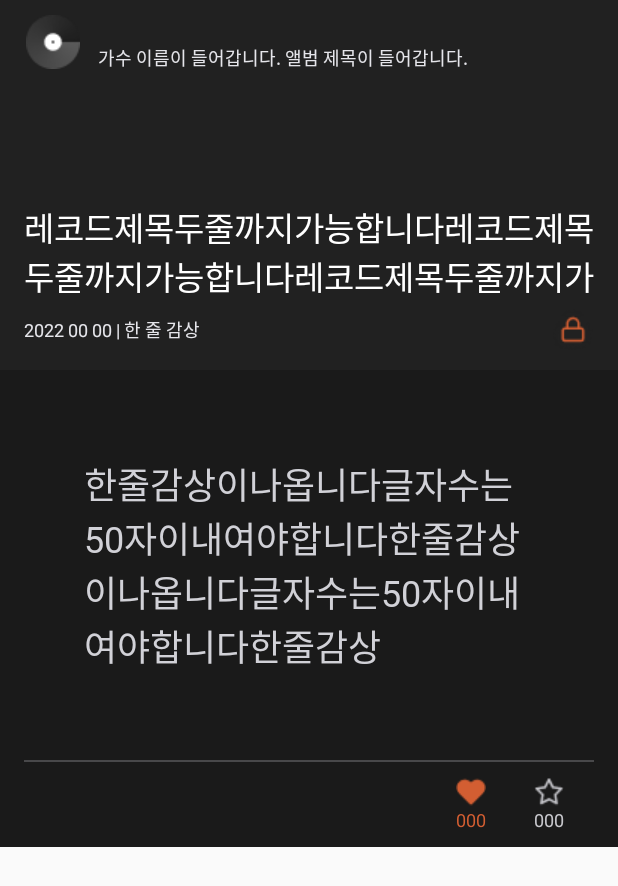
After one commit to CMC-9th-INFINITY/omos-aos, an Android app: the layout list_detail_category_item.xml on its own in the app's theme, with its tools: preview values and no code run, on a phone screen of 412 x 824 dp. The commit adds this screen. Shown: the top 886 px of the screen. Run offline under Robolectric (Android 15) with nearby library versions, the phone set to English and light mode, and no system bars.

Commit message:
Complete Detail Category Activity

```diff
--- a/app/src/main/java/com/infinity/omos/CategoryActivity.kt
+++ b/app/src/main/java/com/infinity/omos/CategoryActivity.kt
@@ -3,7 +3,15 @@ package com.infinity.omos
 import androidx.appcompat.app.AppCompatActivity
 import android.os.Bundle
 import android.view.MenuItem
+import androidx.recyclerview.widget.LinearLayoutManager
+import com.infinity.omos.adapters.DetailCategoryListAdapter
+import com.infinity.omos.adapters.MyRecordListAdapter
+import com.infinity.omos.data.MyRecord
+import com.infinity.omos.ui.AllRecordFragment
+import com.infinity.omos.viewmodels.SharedViewModel
+import kotlinx.android.synthetic.main.activity_category.*
 import kotlinx.android.synthetic.main.activity_register.*
+import kotlinx.android.synthetic.main.activity_register.toolbar
 
 class CategoryActivity : AppCompatActivity() {
     override fun onCreate(savedInstanceState: Bundle?) {
@@ -12,6 +20,32 @@ class CategoryActivity : AppCompatActivity() {
 
         var category = intent.getStringExtra("category")
         initToolBar(category!!)
+
+        // 카테고리 Record 가져오기
+        var record: List<MyRecord>
+        when (category) {
+            resources.getString(R.string.category1) -> {
+                record = AllRecordFragment.oneLineRecord
+            }
+            resources.getString(R.string.category2) -> {
+                record = AllRecordFragment.myOstRecord
+            }
+            resources.getString(R.string.category3) -> {
+                record = AllRecordFragment.myStoryRecord
+            }
+            resources.getString(R.string.category4) -> {
+                record = AllRecordFragment.interpretRecord
+            }
+            else -> {
+                record = AllRecordFragment.freeRecord
+            }
+        }
+
+        val mAdapter = DetailCategoryListAdapter(this, record)
+        recyclerView.apply{
+            adapter = mAdapter
+            layoutManager = LinearLayoutManager(context)
+        }
     }
 
     private fun initToolBar(category: String){
--- /dev/null
+++ b/app/src/main/java/com/infinity/omos/adapters/DetailCategoryListAdapter.kt
@@ -0,0 +1,56 @@
+package com.infinity.omos.adapters
+
+import android.content.Context
+import android.view.LayoutInflater
+import android.view.ViewGroup
+import androidx.recyclerview.widget.DiffUtil
+import androidx.recyclerview.widget.ListAdapter
+import androidx.recyclerview.widget.RecyclerView
+import com.infinity.omos.data.MyRecord
+import com.infinity.omos.databinding.ListDetailCategoryItemBinding
+
+class DetailCategoryListAdapter internal constructor(context: Context, myRecord: List<MyRecord>?):
+    ListAdapter<MyRecord, DetailCategoryListAdapter.ViewHolder>(
+        DetailCategoryDiffUtil
+    ){
+
+    private val inflater: LayoutInflater = LayoutInflater.from(context)
+    private val context = context
+    private var record = myRecord
+
+    override fun onCreateViewHolder(parent: ViewGroup, viewType: Int): ViewHolder {
+        var binding = ListDetailCategoryItemBinding.inflate(inflater, parent, false)
+
+        return ViewHolder(binding)
+    }
+
+    override fun onBindViewHolder(holder: ViewHolder, position: Int) {
+        val record = record!![position]
+        holder.bind(record)
+    }
+
+    inner class ViewHolder(private val binding: ListDetailCategoryItemBinding): RecyclerView.ViewHolder(binding.root){
+        fun bind(record: MyRecord){
+            binding.data = record
+            binding.executePendingBindings()
+        }
+    }
+
+    override fun getItemCount(): Int {
+        return if (record != null){
+            record!!.size
+        } else
+            super.getItemCount()
+    }
+
+    companion object DetailCategoryDiffUtil: DiffUtil.ItemCallback<MyRecord>(){
+        override fun areItemsTheSame(oldItem: MyRecord, newItem: MyRecord): Boolean {
+            //각 아이템들의 고유한 값을 비교해야 한다.
+            return oldItem==newItem
+        }
+
+        override fun areContentsTheSame(oldItem: MyRecord, newItem: MyRecord): Boolean {
+            return oldItem==newItem
+        }
+    }
+}
--- a/app/src/main/java/com/infinity/omos/data/AllRecords.kt
+++ b/app/src/main/java/com/infinity/omos/data/AllRecords.kt
@@ -1,6 +1,7 @@
 package com.infinity.omos.data
 
 import com.google.gson.annotations.SerializedName
+import java.io.Serializable
 
 data class AllRecords(
     @SerializedName("title") val title: String,
--- a/app/src/main/java/com/infinity/omos/data/MyRecord.kt
+++ b/app/src/main/java/com/infinity/omos/data/MyRecord.kt
@@ -1,10 +1,14 @@
 package com.infinity.omos.data
 
+import android.os.Parcel
+import android.os.Parcelable
 import com.google.gson.annotations.SerializedName
+import java.io.Serializable
 
 /**
  *  수정 필요
  */
+
 data class MyRecord(
     @SerializedName("title") val title: String,
     @SerializedName("original_title") val contents: String,
--- a/app/src/main/java/com/infinity/omos/ui/AllRecordsFragment.kt
+++ b/app/src/main/java/com/infinity/omos/ui/AllRecordsFragment.kt
@@ -47,6 +47,7 @@ class AllRecordFragment : Fragment() {
         // 한 줄 감상 데이터 관찰
         viewModel.oneLineRecord.observe(viewLifecycleOwner, Observer { record ->
             record?.let {
+                oneLineRecord = it // Category Activity 에서 사용하기 위함
                 mAdapter.updateCategory(it, 0)
             }
         })
@@ -54,6 +55,7 @@ class AllRecordFragment : Fragment() {
         // 내 인생의 OST 데이터 관찰
         viewModel.myOstRecord.observe(viewLifecycleOwner, Observer { record ->
             record?.let {
+                myOstRecord = it
                 mAdapter.updateCategory(it, 1)
             }
         })
@@ -61,6 +63,7 @@ class AllRecordFragment : Fragment() {
         // 노래 속 나의 이야기 데이터 관찰
         viewModel.myStoryRecord.observe(viewLifecycleOwner, Observer { record ->
             record?.let {
+                myStoryRecord = it
                 mAdapter.updateCategory(it, 2)
             }
         })
@@ -68,6 +71,7 @@ class AllRecordFragment : Fragment() {
         // 나만의 가사해석 데이터 관찰
         viewModel.interpretRecord.observe(viewLifecycleOwner, Observer { record ->
             record?.let {
+                interpretRecord = it
                 mAdapter.updateCategory(it, 3)
             }
         })
@@ -75,6 +79,7 @@ class AllRecordFragment : Fragment() {
         // 자유 공간 데이터 관찰
         viewModel.freeRecord.observe(viewLifecycleOwner, Observer { record ->
             record?.let {
+                freeRecord = it
                 mAdapter.updateCategory(it, 4)
             }
         })
@@ -91,4 +96,12 @@ class AllRecordFragment : Fragment() {
             AllRecords(resources.getString(R.string.category5), null)
         )
     }
+
+    companion object{
+        var oneLineRecord = emptyList<MyRecord>()
+        var myOstRecord = emptyList<MyRecord>()
+        var myStoryRecord = emptyList<MyRecord>()
+        var interpretRecord = emptyList<MyRecord>()
+        var freeRecord = emptyList<MyRecord>()
+    }
 }
--- a/app/src/main/java/com/infinity/omos/ui/MyRecordFragment.kt
+++ b/app/src/main/java/com/infinity/omos/ui/MyRecordFragment.kt
@@ -35,14 +35,14 @@ class MyRecordFragment : Fragment() {
             binding.lifecycleOwner = this
         }
 
-        val mAdapter = MyRecordListAdapter(context!!)
+        val mAdapter = MyRecordListAdapter(requireContext())
         binding.recyclerView.apply{
             adapter = mAdapter
             layoutManager = LinearLayoutManager(activity)
         }
 
         // 레코드가 비었을 때 확인,
-        viewModel.isEmpty.observe(this, Observer { state ->
+        viewModel.isEmpty.observe(viewLifecycleOwner, Observer { state ->
             state?.let {
                 if (it){
                     binding.lnNorecord.visibility = View.VISIBLE
--- a/app/src/main/res/layout/activity_category.xml
+++ b/app/src/main/res/layout/activity_category.xml
@@ -1,9 +1,10 @@
 <?xml version="1.0" encoding="utf-8"?>
-<androidx.constraintlayout.widget.ConstraintLayout xmlns:android="http://schemas.android.com/apk/res/android"
+<LinearLayout xmlns:android="http://schemas.android.com/apk/res/android"
     xmlns:app="http://schemas.android.com/apk/res-auto"
     xmlns:tools="http://schemas.android.com/tools"
     android:layout_width="match_parent"
     android:layout_height="match_parent"
+    android:orientation="vertical"
     tools:context=".CategoryActivity"
     android:background="@color/dark">
 
@@ -18,4 +19,10 @@
         android:background="@color/dark"
         app:theme="@style/ToolbarColoredBackArrow"/>
 
-</androidx.constraintlayout.widget.ConstraintLayout>
+    <androidx.recyclerview.widget.RecyclerView
+        android:id="@+id/recyclerView"
+        android:layout_width="match_parent"
+        android:layout_height="wrap_content"
+        tools:listitem="@layout/list_detail_category_item"/>
+
+</LinearLayout>
--- /dev/null
+++ b/app/src/main/res/layout/list_detail_category_item.xml
@@ -0,0 +1,203 @@
+<?xml version="1.0" encoding="utf-8"?>
+<layout xmlns:android="http://schemas.android.com/apk/res/android"
+    xmlns:app="http://schemas.android.com/apk/res-auto">
+
+    <data>
+        <variable
+            name="data"
+            type="com.infinity.omos.data.MyRecord" />
+    </data>
+
+    <LinearLayout
+        android:layout_width="match_parent"
+        android:layout_height="wrap_content"
+        android:orientation="vertical"
+        android:background="@color/dark">
+
+        <LinearLayout
+            android:layout_width="match_parent"
+            android:layout_height="wrap_content"
+            android:orientation="horizontal"
+            android:paddingVertical="10dp"
+            android:paddingHorizontal="17dp">
+
+            <ImageView
+                android:layout_width="wrap_content"
+                android:layout_height="wrap_content"
+                android:layout_marginRight="12dp"
+                android:src="@drawable/ic_album_cover_detail"/>
+
+            <LinearLayout
+                android:layout_width="wrap_content"
+                android:layout_height="wrap_content"
+                android:orientation="vertical">
+
+                <TextView
+                    android:id="@+id/tv_music_title"
+                    android:layout_width="wrap_content"
+                    android:layout_height="wrap_content"
+                    android:text="@{data.title}"
+                    android:textSize="14sp"
+                    android:textColor="@color/white"/>
+
+                <TextView
+                    android:id="@+id/tv_artist"
+                    android:layout_width="wrap_content"
+                    android:layout_height="wrap_content"
+                    android:text="가수 이름이 들어갑니다. 앨범 제목이 들어갑니다."
+                    android:textSize="12sp"
+                    android:textColor="@color/gray_01"/>
+
+            </LinearLayout>
+
+        </LinearLayout>
+
+        <androidx.constraintlayout.widget.ConstraintLayout
+            android:id="@+id/constraint"
+            android:layout_width="match_parent"
+            android:layout_height="wrap_content"
+            android:paddingHorizontal="16dp"
+            android:paddingVertical="8dp">
+
+            <TextView
+                android:id="@+id/tv_record_title"
+                android:layout_width="wrap_content"
+                android:layout_height="wrap_content"
+                android:layout_marginTop="70dp"
+                android:layout_marginBottom="10dp"
+                android:text="레코드제목두줄까지가능합니다레코드제목두줄까지가능합니다레코드제목두줄까지가능합니다"
+                android:textSize="22sp"
+                android:textColor="@color/white"
+                android:maxLines="2"
+                app:layout_constraintTop_toTopOf="parent"
+                app:layout_constraintStart_toStartOf="parent"
+                app:layout_constraintEnd_toEndOf="parent"
+                app:layout_constraintBottom_toTopOf="@id/linear"/>
+
+            <LinearLayout
+                android:id="@+id/linear"
+                android:layout_width="wrap_content"
+                android:layout_height="wrap_content"
+                android:orientation="horizontal"
+                android:layout_marginBottom="10dp"
+                app:layout_constraintStart_toStartOf="parent"
+                app:layout_constraintBottom_toBottomOf="parent">
+
+                <TextView
+                    android:id="@+id/tv_date"
+                    android:layout_width="wrap_content"
+                    android:layout_height="wrap_content"
+                    android:text="2022 00 00"
+                    android:textSize="12sp"
+                    android:textColor="@color/gray_01"/>
+
+                <TextView
+                    android:layout_width="wrap_content"
+                    android:layout_height="wrap_content"
+                    android:text=" | "
+                    android:textSize="12sp"
+                    android:textColor="@color/gray_01"/>
+
+                <TextView
+                    android:id="@+id/tv_category"
+                    android:layout_width="wrap_content"
+                    android:layout_height="wrap_content"
+                    android:text="한 줄 감상"
+                    android:textSize="12sp"
+                    android:textColor="@color/gray_01"/>
+
+            </LinearLayout>
+
+            <ImageView
+                android:layout_width="wrap_content"
+                android:layout_height="wrap_content"
+                android:src="@drawable/ic_private"
+                app:layout_constraintTop_toBottomOf="@id/tv_record_title"
+                app:layout_constraintEnd_toEndOf="parent"
+                app:layout_constraintBottom_toBottomOf="parent"/>
+
+        </androidx.constraintlayout.widget.ConstraintLayout>
+
+        <LinearLayout
+            android:layout_width="match_parent"
+            android:layout_height="wrap_content"
+            android:orientation="vertical"
+            android:paddingHorizontal="16dp"
+            android:background="@color/deep_dark">
+
+            <TextView
+                android:id="@+id/record_contents"
+                android:layout_width="wrap_content"
+                android:layout_height="wrap_content"
+                android:paddingHorizontal="40dp"
+                android:paddingVertical="58dp"
+                android:text="한줄감상이나옵니다글자수는50자이내여야합니다한줄감상이나옵니다글자수는50자이내여야합니다한줄감상"
+                android:textSize="24sp"
+                android:textColor="@color/gray_02"
+                android:fontFamily="@font/cafe24oneprettynight"
+                android:maxLength="50"/>
+
+            <View
+                android:layout_width="match_parent"
+                android:layout_height="2px"
+                android:layout_gravity="center"
+                android:background="@color/divide"/>
+
+            <androidx.constraintlayout.widget.ConstraintLayout
+                android:layout_width="match_parent"
+                android:layout_height="wrap_content"
+                android:paddingVertical="10dp"
+                android:paddingHorizontal="20dp">
+
+                <LinearLayout
+                    android:id="@+id/linear1"
+                    android:layout_width="wrap_content"
+                    android:layout_height="wrap_content"
+                    android:orientation="vertical"
+                    android:layout_marginRight="32dp"
+                    app:layout_constraintTop_toTopOf="parent"
+                    app:layout_constraintEnd_toStartOf="@id/linear2">
+
+                    <ImageView
+                        android:layout_width="wrap_content"
+                        android:layout_height="wrap_content"
+                        android:src="@drawable/ic_heart"/>
+
+                    <TextView
+                        android:layout_width="wrap_content"
+                        android:layout_height="wrap_content"
+                        android:text="000"
+                        android:textSize="12sp"
+                        android:textColor="@color/orange"/>
+
+                </LinearLayout>
+
+                <LinearLayout
+                    android:id="@id/linear2"
+                    android:layout_width="wrap_content"
+                    android:layout_height="wrap_content"
+                    android:orientation="vertical"
+                    app:layout_constraintTop_toTopOf="parent"
+                    app:layout_constraintEnd_toEndOf="parent">
+
+                    <ImageView
+                        android:layout_width="wrap_content"
+                        android:layout_height="wrap_content"
+                        android:src="@drawable/ic_star"/>
+
+                    <TextView
+                        android:layout_width="wrap_content"
+                        android:layout_height="wrap_content"
+                        android:text="000"
+                        android:textSize="12sp"
+                        android:textColor="@color/gray_03"/>
+
+                </LinearLayout>
+
+            </androidx.constraintlayout.widget.ConstraintLayout>
+
+        </LinearLayout>
+
+    </LinearLayout>
+
+</layout>
```
